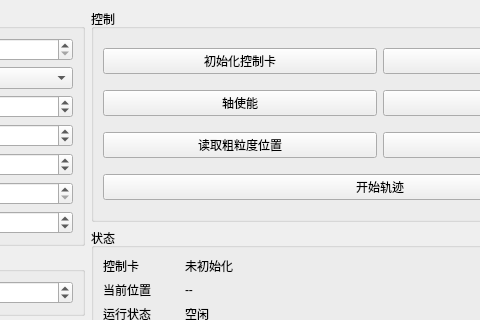
Before: the Qt Designer form mainwindow.ui in yzj148162-cmyk/single_motor_test, drawn with Qt 5; both pictures show x 502 to 982 and y 0 to 320 of the 1180 by 920 pixel window.
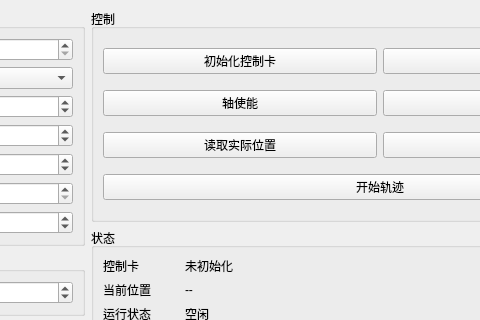
After: the same form once the commit is applied.

The edit to the form file:
```diff
--- a/mainwindow.ui
+++ b/mainwindow.ui
@@ -437,7 +437,7 @@
            <item row="2" column="0">
             <widget class="QPushButton" name="readPosButton">
              <property name="text">
-              <string>读取粗粒度位置</string>
+              <string>读取实际位置</string>
              </property>
             </widget>
            </item>
```
